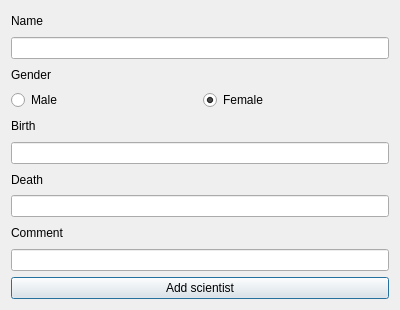
ManiSigt/Verklegt-nams, file addscientistdialog.ui: the form before one commit.
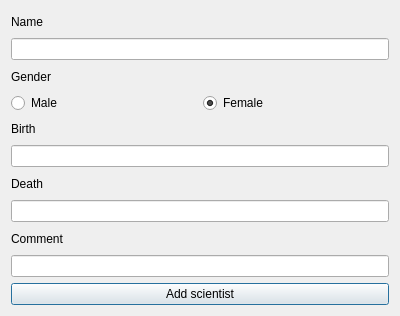
The form after the commit.

Diff of the .ui file:
```diff
--- a/addscientistdialog.ui
+++ b/addscientistdialog.ui
@@ -7,7 +7,7 @@
     <x>0</x>
     <y>0</y>
     <width>400</width>
-    <height>310</height>
+    <height>316</height>
    </rect>
   </property>
   <property name="windowTitle">
```
